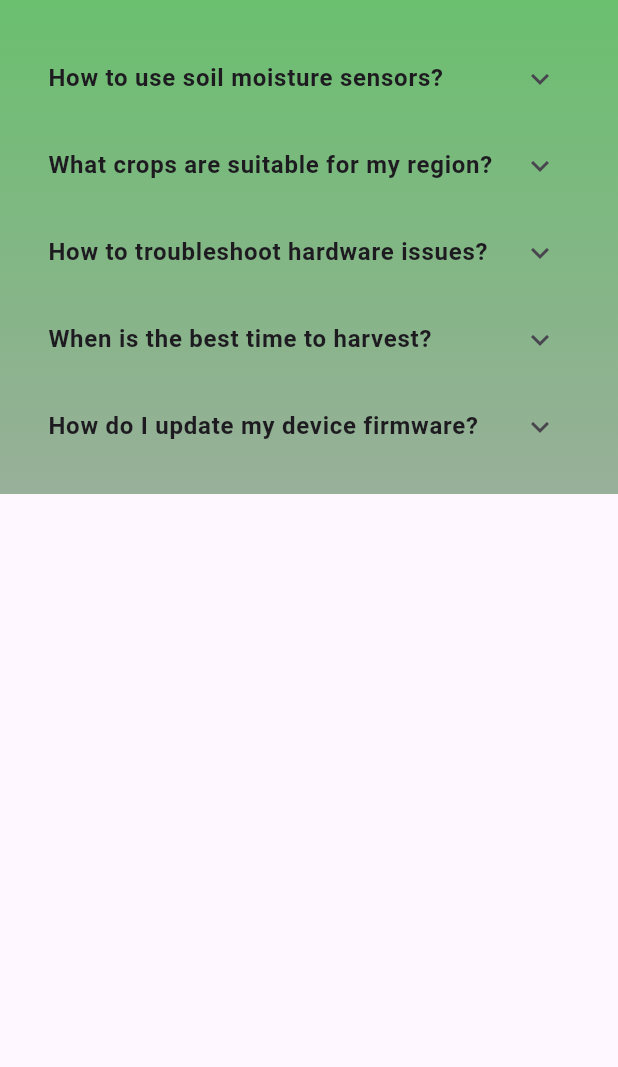
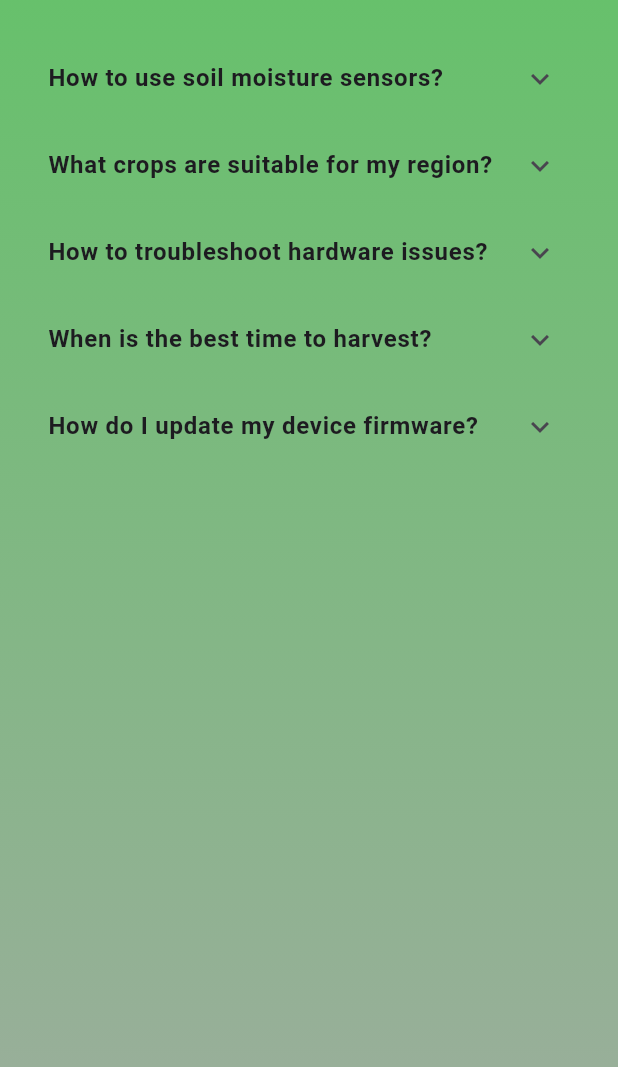
Before and after one commit to akashdolani/Empowering-Small-and-Marginal-Farmers-with-AI-Driven-Agricultural-Solutions, a Flutter app: the FAQTab screen opened directly, on a phone screen of 412 x 824 dp, the part 169-1236 px from its top. Run offline on Flutter 3.47's test engine with Material 3 defaults, Android fonts, the phone set to English and light mode, and no system bars; our stand-ins replace firebase_auth, firebase_core, flutter_dotenv, flutter_svg, geocoding, geolocator and 3 more; missing offline and left inert: tflite_flutter; accounts and stored records are empty; network calls fail.

```diff
--- a/lib/screens/faq.dart
+++ b/lib/screens/faq.dart
@@ -1,3 +1,4 @@
+import 'package:flutter/cupertino.dart';
 import 'package:flutter/material.dart';
 
 class FAQTab extends StatelessWidget {
@@ -9,9 +10,12 @@ class FAQTab extends StatelessWidget {
       appBar: AppBar(
         title: const Text('FAQ'),
         centerTitle: true,
-        backgroundColor:  Color.fromARGB(255, 99, 194, 104),
+        backgroundColor: Color.fromARGB(255, 99, 194, 104),
       ),
+      // Apply the background color to the entire Scaffold
+      backgroundColor: Color.fromARGB(255, 99, 194, 104),
       body: Container(
+        // This container now covers the entire body with the gradient
         decoration: BoxDecoration(
           gradient: LinearGradient(
             begin: Alignment.topCenter,
@@ -19,6 +23,9 @@ class FAQTab extends StatelessWidget {
             colors: [const Color.fromARGB(255, 99, 194, 104), const Color.fromARGB(255, 152, 175, 153)],
           ),
         ),
+        // Make container fill the entire available space
+        width: double.infinity,
+        height: double.infinity,
         child: SingleChildScrollView(
           child: Padding(
             padding: const EdgeInsets.all(16.0),
```
Also changed, not shown: lib/screens/hardware.dart (+13 -13 lines), pubspec.yaml (+8 -0 lines), assets/cotton_seeds.jpg (added), assets/hand_tools.jpg (added), assets/iot_sensors.jpg (added), assets/irrigation.jpg (added), assets/power_tools.jpg (added), assets/rice_seeds.jpg (added), assets/soybean_seeds.webp (added), assets/wheat_seeds.jpg (added). Lines whose indentation alone changed are shown as unchanged.
